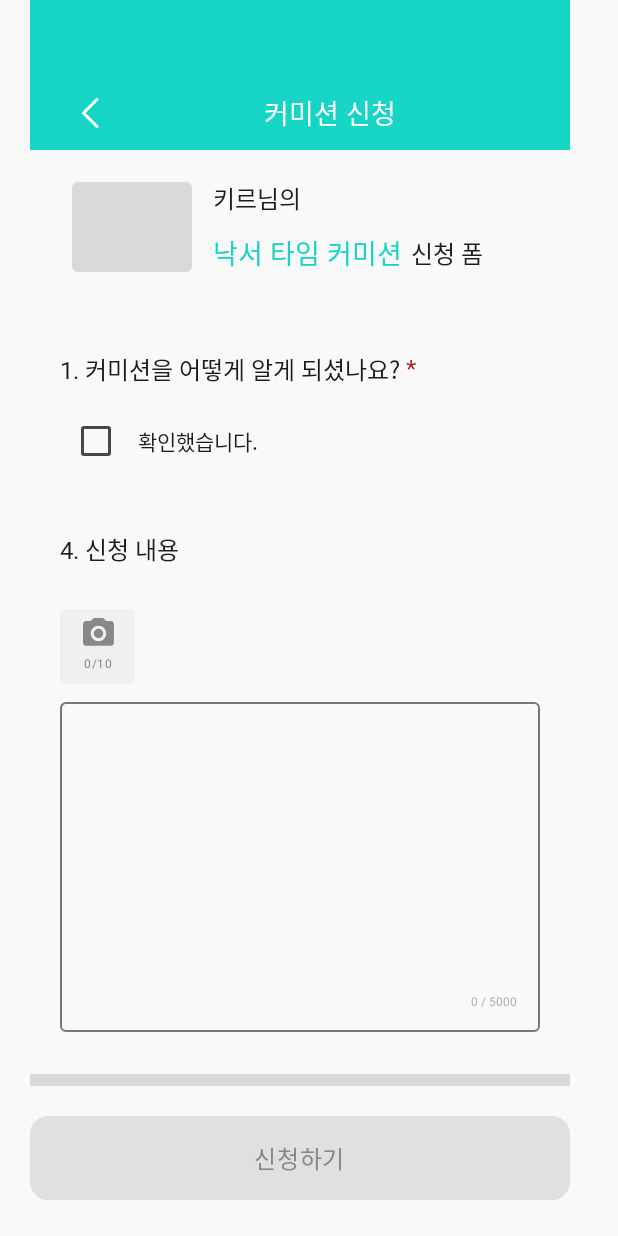
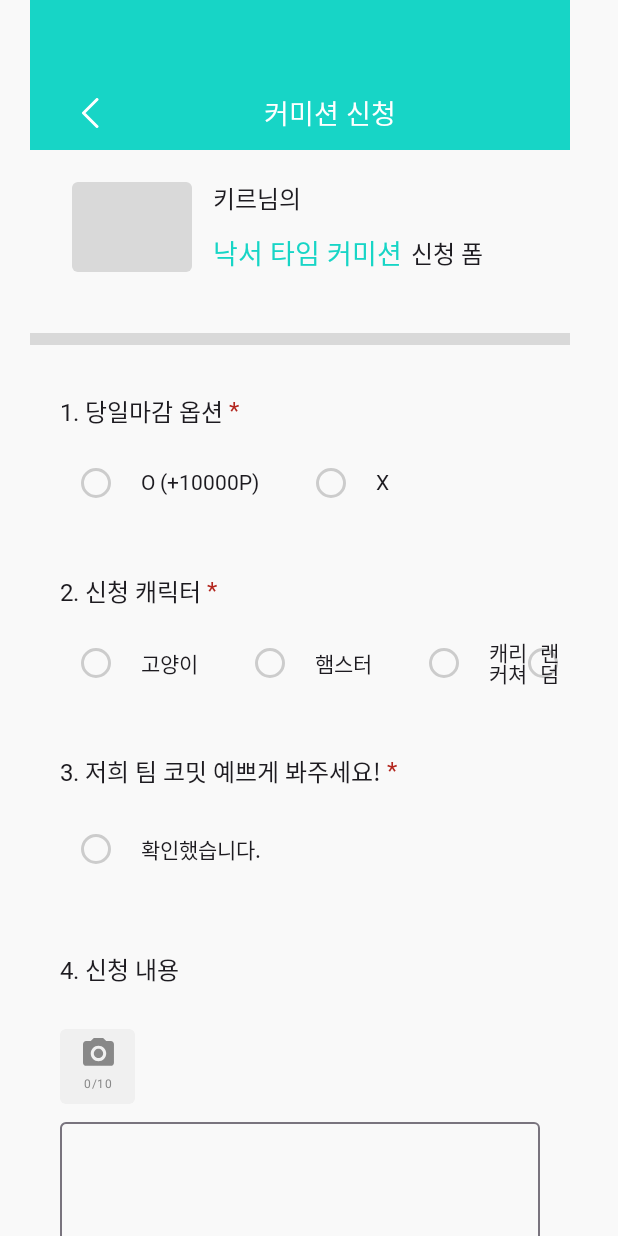
Before and after one commit to umc-commit/commit_frontend, an Android app built with Jetpack Compose: the composable CommissionFormScreen shown on its own in the app's theme, after a tap on "뒤로가기", on a phone screen of 412 x 824 dp. Run offline under Robolectric (Android 15) with nearby library versions, the light colour scheme and no system bars; Roboto replaces fonts that are not available here.

Commit message:
fix:CommissionOptionSection, FormScreen ui 유동적이게 수정

```diff
--- a/app/src/main/java/com/example/commit/ui/request/form/CommissionFormScreen.kt
+++ b/app/src/main/java/com/example/commit/ui/request/form/CommissionFormScreen.kt
@@ -4,8 +4,8 @@ import android.graphics.Bitmap
 import androidx.compose.foundation.background
 import androidx.compose.foundation.layout.*
 import androidx.compose.foundation.rememberScrollState
+import androidx.compose.foundation.shape.RoundedCornerShape
 import androidx.compose.foundation.verticalScroll
-import androidx.compose.foundation.shape.RoundedCornerShape
 import androidx.compose.material3.*
 import androidx.compose.runtime.*
 import androidx.compose.ui.Alignment
@@ -17,15 +17,23 @@ import com.example.commit.ui.Theme.CommitTheme
 
 @Composable
 fun CommissionFormScreen() {
-    // 상태 정의
+    // 스크롤 상태
+    val scrollState = rememberScrollState()
+
+    // 기본 상태
     val images = remember { mutableStateListOf<Bitmap>() }
     var text by remember { mutableStateOf("") }
 
+    // 질문 상태
+    var answer1 by remember { mutableStateOf("") }
+    var answer2 by remember { mutableStateOf("") }
+    var answer3 by remember { mutableStateOf("") }
+
     Column(
         modifier = Modifier
-            .width(400.dp) // 💡 너비 고정
+            .width(400.dp)
             .padding(horizontal = 20.dp)
-            .verticalScroll(rememberScrollState())
+            .verticalScroll(scrollState)
     ) {
         // 0. TopBar
         CommissionTopBar()
@@ -35,28 +43,7 @@ fun CommissionFormScreen() {
 
         Spacer(modifier = Modifier.height(20.dp))
 
-        // 2. 질문 섹션
-        CommissionOptionSection(
-            index = 1,
-            title = "커미션을 어떻게 알게 되셨나요?",
-            isChecked = false,
-            onCheckedChange = { /* TODO */ }
-        )
-
-        Spacer(modifier = Modifier.height(12.dp))
-
-        // 3. 이미지 + 텍스트 섹션
-        CommissionImageTextSection(
-            text = text,
-            onTextChange = { text = it },
-            images = images,
-            onAddClick = { /* TODO */ },
-            onRemoveClick = { index -> images.removeAt(index) }
-        )
-
-        Spacer(modifier = Modifier.height(16.dp))
-
-        // 4. 구분선
+        // 2. 구분선
         Box(
             modifier = Modifier
                 .fillMaxWidth()
@@ -66,7 +53,59 @@ fun CommissionFormScreen() {
 
         Spacer(modifier = Modifier.height(20.dp))
 
-        // 5. 신청하기 버튼
+        // 3. 질문 섹션들
+        CommissionOptionSection(
+            index = 1,
+            title = "당일마감 옵션",
+            options = listOf("O (+10000P)", "X"),
+            selectedOption = answer1,
+            onOptionSelected = { answer1 = it }
+        )
+
+        Spacer(modifier = Modifier.height(12.dp))
+
+        CommissionOptionSection(
+            index = 2,
+            title = "신청 캐릭터",
+            options = listOf("고양이", "햄스터", "캐리커쳐", "랜덤"),
+            selectedOption = answer2,
+            onOptionSelected = { answer2 = it }
+        )
+
+        Spacer(modifier = Modifier.height(12.dp))
+
+        CommissionOptionSection(
+            index = 3,
+            title = "저희 팀 코밋 예쁘게 봐주세요!",
+            options = listOf("확인했습니다."),
+            selectedOption = answer3,
+            onOptionSelected = { answer3 = it }
+        )
+
+        Spacer(modifier = Modifier.height(16.dp))
+
+        // 4. 이미지 + 텍스트 섹션
+        CommissionImageTextSection(
+            text = text,
+            onTextChange = { text = it },
+            images = images,
+            onAddClick = { /* TODO */ },
+            onRemoveClick = { index -> images.removeAt(index) }
+        )
+
+        Spacer(modifier = Modifier.height(20.dp))
+
+        // 5. 구분선
+        Box(
+            modifier = Modifier
+                .fillMaxWidth()
+                .height(8.dp)
+                .background(Color(0xFFD9D9D9))
+        )
+
+        Spacer(modifier = Modifier.height(20.dp))
+
+        // 6. 신청하기 버튼
         Box(
             modifier = Modifier
                 .fillMaxWidth()
@@ -85,7 +124,7 @@ fun CommissionFormScreen() {
     }
 }
 
-@Preview(showBackground = true, widthDp = 400)
+@Preview(showBackground = true, widthDp = 400, heightDp = 800)
 @Composable
 fun CommissionFormScreenPreview() {
     CommitTheme {
--- a/app/src/main/java/com/example/commit/ui/request/form/CommissionOptionSection.kt
+++ b/app/src/main/java/com/example/commit/ui/request/form/CommissionOptionSection.kt
@@ -1,53 +1,105 @@
 package com.example.commit.ui.request.form
 
 import androidx.compose.foundation.layout.*
-import androidx.compose.material3.Checkbox
-import androidx.compose.material3.MaterialTheme
-import androidx.compose.material3.Text
+import androidx.compose.material3.*
 import androidx.compose.runtime.*
 import androidx.compose.ui.Alignment
 import androidx.compose.ui.Modifier
+import androidx.compose.ui.graphics.Color
+import androidx.compose.ui.tooling.preview.Preview
 import androidx.compose.ui.unit.dp
-import androidx.compose.ui.tooling.preview.Preview
 import com.example.commit.ui.Theme.CommitTheme
 
 @Composable
 fun CommissionOptionSection(
     index: Int,
     title: String,
-    isChecked: Boolean,
-    onCheckedChange: (Boolean) -> Unit
+    options: List<String>,
+    selectedOption: String,
+    onOptionSelected: (String) -> Unit
 ) {
+    val primaryColor = Color(0xFF17D5C6)
+
     CommissionSectionWrapper(
         index = index,
         title = title,
         isRequired = true
     ) {
-        Row(verticalAlignment = Alignment.CenterVertically) {
-            Checkbox(
-                checked = isChecked,
-                onCheckedChange = onCheckedChange
+        if (options.size == 1) {
+
+            Row(
+                verticalAlignment = Alignment.CenterVertically,
+                modifier = Modifier.padding(vertical = 4.dp)
+            ) {
+                RadioButton(
+                    selected = selectedOption == options[0],
+                    onClick = { onOptionSelected(options[0]) },
+                    colors = RadioButtonDefaults.colors(
+                        selectedColor = primaryColor,
+                        unselectedColor = Color.LightGray
                     )
-            Spacer(modifier = Modifier.width(4.dp))
+                )
+                Spacer(modifier = Modifier.width(6.dp))
                 Text(
-                text = "확인했습니다.",
+                    text = options[0],
                     style = MaterialTheme.typography.bodyMedium
                 )
+            }
+        } else {
+            // ✅ 라디오버튼 (2개 이상 옵션일 경우 - 가로 정렬)
+            Row(
+                modifier = Modifier.fillMaxWidth(),
+                horizontalArrangement = Arrangement.spacedBy(24.dp),
+                verticalAlignment = Alignment.CenterVertically
+            ) {
+                options.forEach { option ->
+                    Row(
+                        verticalAlignment = Alignment.CenterVertically
+                    ) {
+                        RadioButton(
+                            selected = selectedOption == option,
+                            onClick = { onOptionSelected(option) },
+                            colors = RadioButtonDefaults.colors(
+                                selectedColor = primaryColor,
+                                unselectedColor = Color.LightGray
+                            )
+                        )
+                        Spacer(modifier = Modifier.width(6.dp))
+                        Text(
+                            text = option,
+                            style = MaterialTheme.typography.bodyMedium
+                        )
+                    }
+                }
+            }
         }
     }
 }
 
 @Preview(showBackground = true)
 @Composable
-fun PreviewCommissionCheckboxSection() {
-    var checked by remember { mutableStateOf(false) }
+fun PreviewCommissionOptionSection() {
+    var selected by remember { mutableStateOf("") }
 
     CommitTheme {
+        Column(modifier = Modifier.width(400.dp).padding(16.dp)) {
+            CommissionOptionSection(
+                index = 1,
+                title = "당일마감 옵션",
+                options = listOf("O (+10000P)", "X"),
+                selectedOption = selected,
+                onOptionSelected = { selected = it }
+            )
+
+            Spacer(modifier = Modifier.height(20.dp))
+
             CommissionOptionSection(
                 index = 3,
                 title = "저희 팀 코밋 예쁘게 봐주세요!",
-            isChecked = checked,
-            onCheckedChange = { checked = it }
+                options = listOf("확인했습니다."),
+                selectedOption = selected,
+                onOptionSelected = { selected = it }
             )
         }
     }
+}
```
Lines whose indentation alone changed are shown as unchanged.
